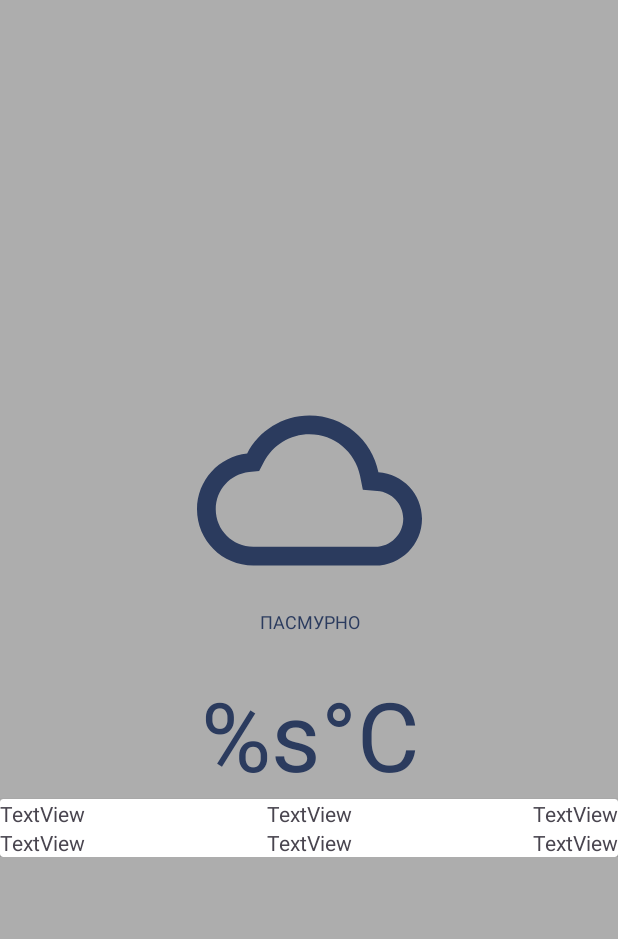
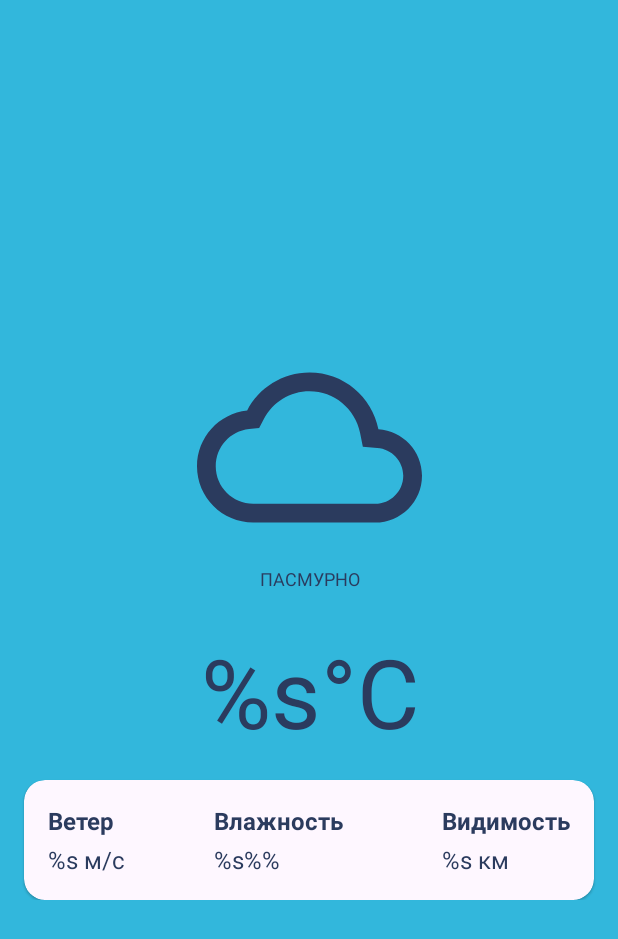
Before and after one commit to yarokovisty/Portfolio, an Android app: the layout activity_main.xml on its own in the app's theme, with its tools: preview values and no code run, on a phone screen of 412 x 824 dp. Shown: the top 939 px of the screen. Run offline under Robolectric (Android 15) with nearby library versions, the phone set to English and light mode, and no system bars.

Commit message:
feat: add cardview about param of current weather

```diff
--- /dev/null
+++ b/Whesther-app/app/src/main/res/drawable/card_background.xml
@@ -0,0 +1,5 @@
+<?xml version="1.0" encoding="utf-8"?>
+<shape xmlns:android="http://schemas.android.com/apk/res/android"
+    android:shape="rectangle">
+    <corners android:radius="@dimen/corner_radius_card_view" />
+</shape>
--- a/Whesther-app/app/src/main/res/layout/activity_main.xml
+++ b/Whesther-app/app/src/main/res/layout/activity_main.xml
@@ -5,7 +5,7 @@
     android:id="@+id/mainContainer"
     android:layout_width="match_parent"
     android:layout_height="match_parent"
-    android:background="@color/cloudy_background"
+    android:background="@color/ic_launcher_background"
     tools:context=".presentation.MainActivity">
 
     <FrameLayout
@@ -69,6 +69,7 @@
 
             <androidx.cardview.widget.CardView
                 android:id="@+id/cvParamCurrentWeather"
+                style="@style/BaseCardView"
                 android:layout_width="match_parent"
                 android:layout_height="wrap_content"
                 app:layout_constraintEnd_toEndOf="parent"
@@ -81,9 +82,10 @@
 
                     <TextView
                         android:id="@+id/tvTitleWind"
+                        style="@style/style_title_card_view"
                         android:layout_width="wrap_content"
                         android:layout_height="wrap_content"
-                        android:text="TextView"
+                        android:text="@string/wind"
                         app:layout_constraintBottom_toTopOf="@+id/tvParamWind"
                         app:layout_constraintStart_toStartOf="parent"
                         app:layout_constraintTop_toTopOf="parent"
@@ -91,52 +93,56 @@
 
                     <TextView
                         android:id="@+id/tvTitleHumidity"
+                        style="@style/style_title_card_view"
                         android:layout_width="wrap_content"
                         android:layout_height="wrap_content"
-                        android:text="TextView"
+                        android:text="@string/humidity"
+                        app:layout_constraintBottom_toTopOf="@+id/tvParamHumidity"
                         app:layout_constraintEnd_toStartOf="@+id/tvTitleVisibility"
                         app:layout_constraintStart_toEndOf="@+id/tvTitleWind"
                         app:layout_constraintTop_toTopOf="parent"
-                        app:layout_constraintBottom_toTopOf="@+id/tvParamHumidity"
-                        app:layout_constraintVertical_chainStyle="packed"/>
+                        app:layout_constraintVertical_chainStyle="packed" />
 
                     <TextView
                         android:id="@+id/tvTitleVisibility"
+                        style="@style/style_title_card_view"
                         android:layout_width="wrap_content"
                         android:layout_height="wrap_content"
-                        android:text="TextView"
+                        android:text="@string/visibility"
+                        app:layout_constraintBottom_toTopOf="@+id/tvParamVisibility"
                         app:layout_constraintEnd_toEndOf="parent"
                         app:layout_constraintTop_toTopOf="parent"
-                        app:layout_constraintBottom_toTopOf="@+id/tvParamVisibility"
-                        app:layout_constraintVertical_chainStyle="packed"/>
+                        app:layout_constraintVertical_chainStyle="packed" />
 
                     <TextView
                         android:id="@+id/tvParamWind"
+                        style="@style/style_param_text_card_view"
                         android:layout_width="wrap_content"
                         android:layout_height="wrap_content"
-                        android:text="TextView"
                         app:layout_constraintBottom_toBottomOf="parent"
                         app:layout_constraintStart_toStartOf="parent"
-                        app:layout_constraintTop_toBottomOf="@+id/tvTitleWind" />
+                        app:layout_constraintTop_toBottomOf="@+id/tvTitleWind"
+                        tools:text="@string/param_wind" />
 
                     <TextView
                         android:id="@+id/tvParamHumidity"
+                        style="@style/style_param_text_card_view"
                         android:layout_width="wrap_content"
                         android:layout_height="wrap_content"
-                        android:text="TextView"
                         app:layout_constraintBottom_toBottomOf="parent"
-                        app:layout_constraintEnd_toStartOf="@+id/tvParamVisibility"
-                        app:layout_constraintStart_toEndOf="@+id/tvParamWind"
-                        app:layout_constraintTop_toBottomOf="@+id/tvTitleHumidity" />
+                        app:layout_constraintStart_toStartOf="@+id/tvTitleHumidity"
+                        app:layout_constraintTop_toBottomOf="@+id/tvTitleHumidity"
+                        tools:text="@string/param_humidity" />
 
                     <TextView
                         android:id="@+id/tvParamVisibility"
+                        style="@style/style_param_text_card_view"
                         android:layout_width="wrap_content"
                         android:layout_height="wrap_content"
-                        android:text="TextView"
-                        app:layout_constraintEnd_toEndOf="parent"
                         app:layout_constraintBottom_toBottomOf="parent"
-                        app:layout_constraintTop_toBottomOf="@+id/tvTitleVisibility"/>
+                        app:layout_constraintStart_toStartOf="@+id/tvTitleVisibility"
+                        app:layout_constraintTop_toBottomOf="@+id/tvTitleVisibility"
+                        tools:text="@string/param_visibility" />
                 </androidx.constraintlayout.widget.ConstraintLayout>
             </androidx.cardview.widget.CardView>
         </androidx.constraintlayout.widget.ConstraintLayout>
--- a/Whesther-app/app/src/main/res/values/colors.xml
+++ b/Whesther-app/app/src/main/res/values/colors.xml
@@ -5,8 +5,13 @@
     <color name="icon">#2b3b5e</color>
     <color name="text">#2b3b5e</color>
     <color name="rainy_background">#47e6e3</color>
+    <color name="rainy_card_view">#8cdedc</color>
     <color name="clear_background">#ffbd8a</color>
+    <color name="clear_card_view">#ffcea8</color>
     <color name="cloudy_background">#adadad</color>
+    <color name="cloudy_card_view">#d4d4d4</color>
     <color name="stormy_background">#e8d872</color>
+    <color name="stormy_card_view">#f2e380</color>
     <color name="snow_background">#fff</color>
+    <color name="snow_card_view">#e0e0e0</color>
 </resources>
--- a/Whesther-app/app/src/main/res/values/dimens.xml
+++ b/Whesther-app/app/src/main/res/values/dimens.xml
@@ -11,4 +11,11 @@
 
     <dimen name="marginTop_current_temp">24dp</dimen>
     <dimen name="size_text_current_temp">64sp</dimen>
+
+    <dimen name="margin_card_view">16dp</dimen>
+    <dimen name="corner_radius_card_view">14dp</dimen>
+    <dimen name="padding_card_view">16dp</dimen>
+
+    <dimen name="size_text_card_view">16sp</dimen>
+    <dimen name="marginBottom_text_card_view">4dp</dimen>
 </resources>
--- a/Whesther-app/app/src/main/res/values/strings.xml
+++ b/Whesther-app/app/src/main/res/values/strings.xml
@@ -4,4 +4,10 @@
     <string name="turn_on_location">Включите геолокацию</string>
     <string name="null_received">Получен Null</string>
     <string name="temperature">%s°C</string>
+    <string name="wind">Ветер</string>
+    <string name="humidity">Влажность</string>
+    <string name="visibility">Видимость</string>
+    <string name="param_wind">%s м/с</string>
+    <string name="param_humidity">%s%%</string>
+    <string name="param_visibility">%s км</string>
 </resources>
--- a/Whesther-app/app/src/main/res/values/styles.xml
+++ b/Whesther-app/app/src/main/res/values/styles.xml
@@ -17,4 +17,20 @@
         <item name="android:textSize">@dimen/size_text_current_temp</item>
     </style>
 
+    <style name="BaseCardView" parent="Widget.MaterialComponents.CardView">
+        <item name="android:layout_margin">@dimen/margin_card_view</item>
+        <item name="contentPadding">@dimen/padding_card_view</item>
+        <item name="cardCornerRadius">@dimen/corner_radius_card_view</item>
+    </style>
+
+    <style name="style_title_card_view" parent="BaseText">
+        <item name="android:textStyle">bold</item>
+        <item name="android:textSize">@dimen/size_text_card_view</item>
+        <item name="android:layout_marginBottom">@dimen/marginBottom_text_card_view</item>
+    </style>
+
+    <style name="style_param_text_card_view" parent="BaseText">
+        <item name="android:textSize">@dimen/size_text_card_view</item>
+    </style>
+
 </resources>
```
Also changed, not shown: Whesther-app/app/src/main/java/com/example/wheather_app/presentation/MainActivity.kt (+46 -12 lines).
